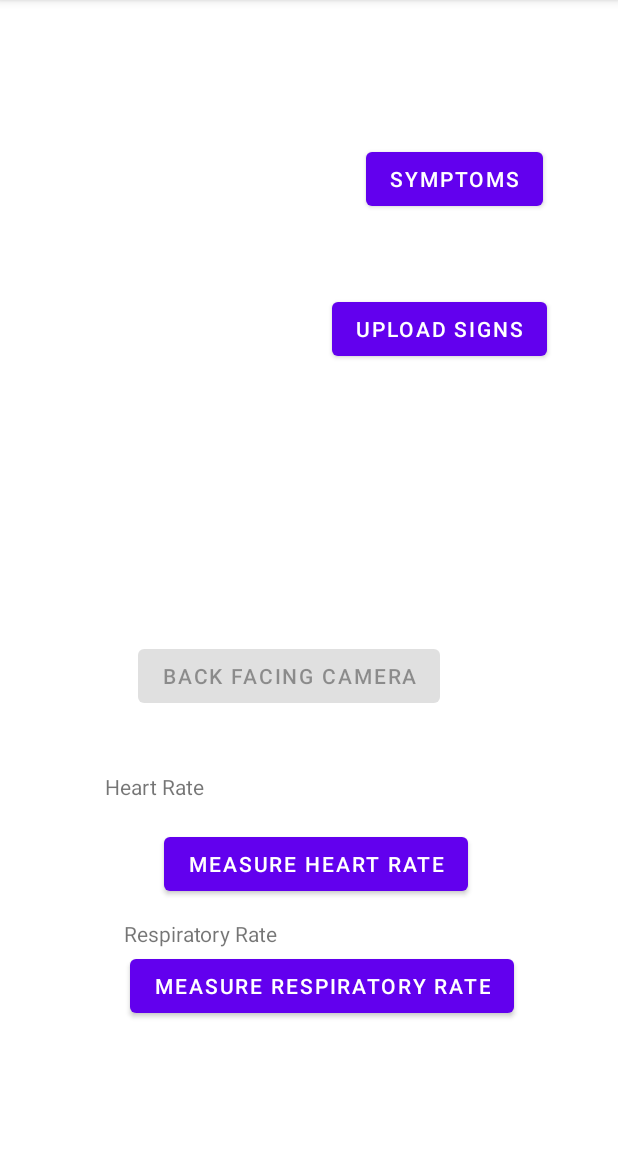
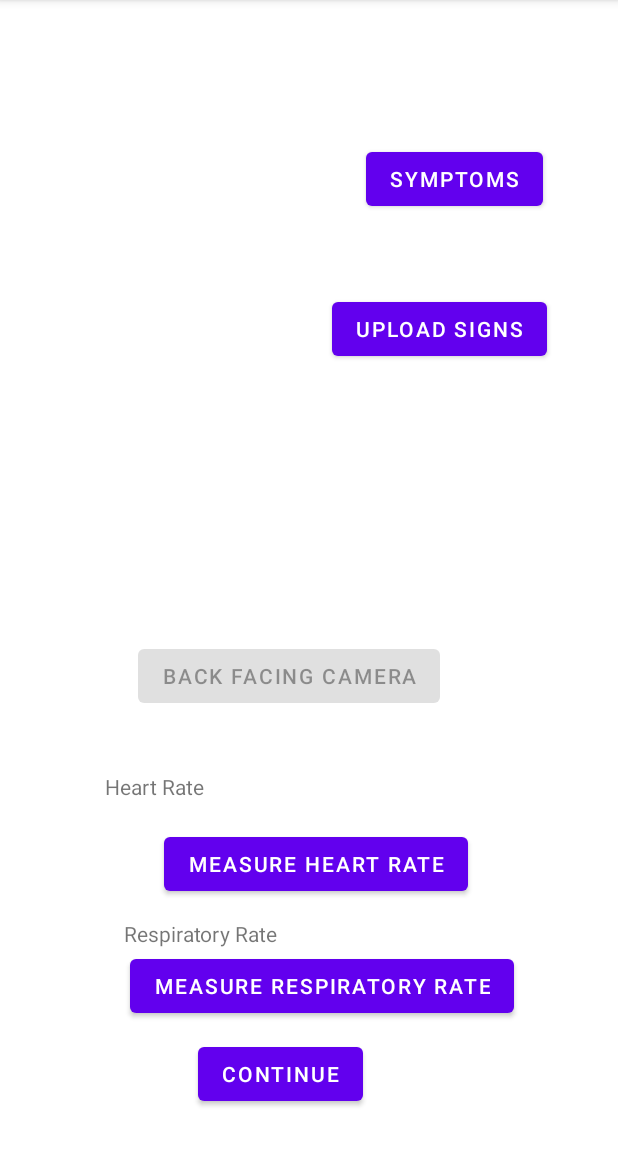
Before and after one commit to s-ramyalakshmi/MC-BeTheBestYou, an Android app: the MainActivity screen opened directly, with no data from a screen before it, on a phone screen of 412 x 824 dp, the part 84-1236 px from its top. Run offline under Robolectric (Android 15) with nearby library versions, the phone set to English and light mode, and no system bars.

Commit message:
Navigation to next page

```diff
--- a/app/src/main/java/com/example/bethebestyou/MainActivity.java
+++ b/app/src/main/java/com/example/bethebestyou/MainActivity.java
@@ -184,6 +184,16 @@ public class MainActivity extends AppCompatActivity {
             }
         }, new IntentFilter("broadcastingHeartData"));
 
+        Button butn7 = (Button) findViewById(R.id.button7);
+
+        butn7.setOnClickListener(new View.OnClickListener() {
+            @Override
+            public void onClick(View view) {
+                Intent mA2In = new Intent(view.getContext(), MainActivity2.class);
+                startActivity(mA2In);
+            }
+        });
+
     }
 
     public void startRecordingg()
--- a/app/src/main/res/layout/activity_main.xml
+++ b/app/src/main/res/layout/activity_main.xml
@@ -107,4 +107,16 @@
         app:layout_constraintTop_toBottomOf="@+id/button6"
         app:layout_constraintVertical_bias="0.0" />
 
+    <Button
+        android:id="@+id/button7"
+        android:layout_width="wrap_content"
+        android:layout_height="wrap_content"
+        android:text="Continue"
+        app:layout_constraintBottom_toBottomOf="parent"
+        app:layout_constraintEnd_toEndOf="parent"
+        app:layout_constraintHorizontal_bias="0.438"
+        app:layout_constraintStart_toStartOf="parent"
+        app:layout_constraintTop_toTopOf="parent"
+        app:layout_constraintVertical_bias="0.961" />
+
 </androidx.constraintlayout.widget.ConstraintLayout>
```
